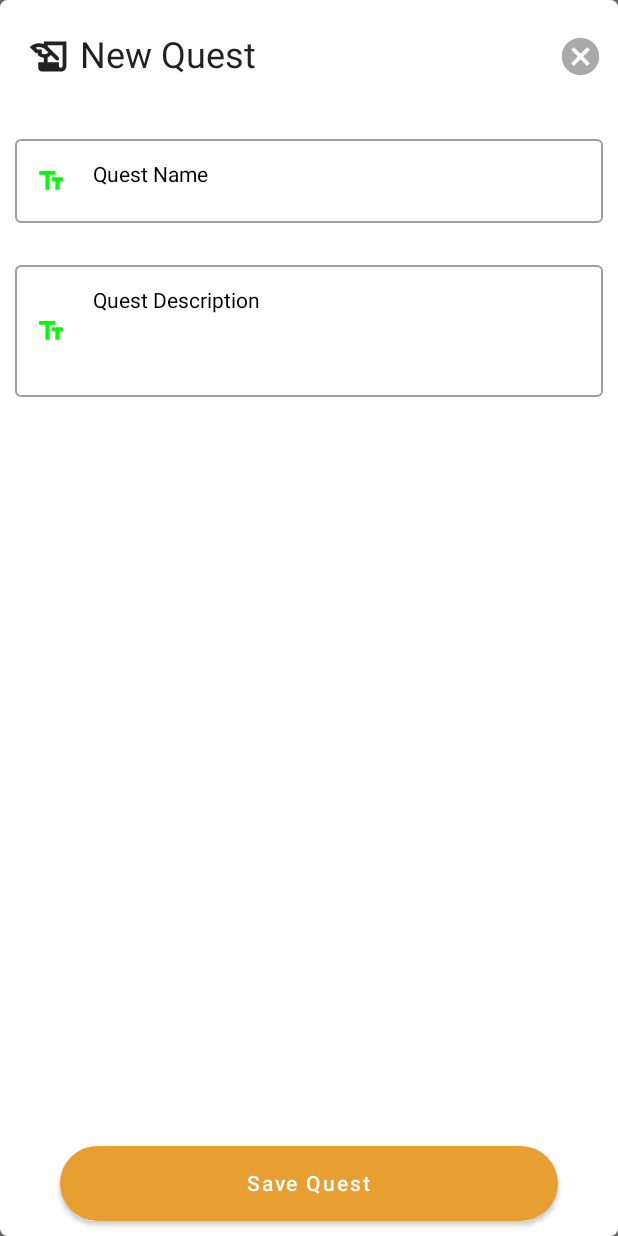
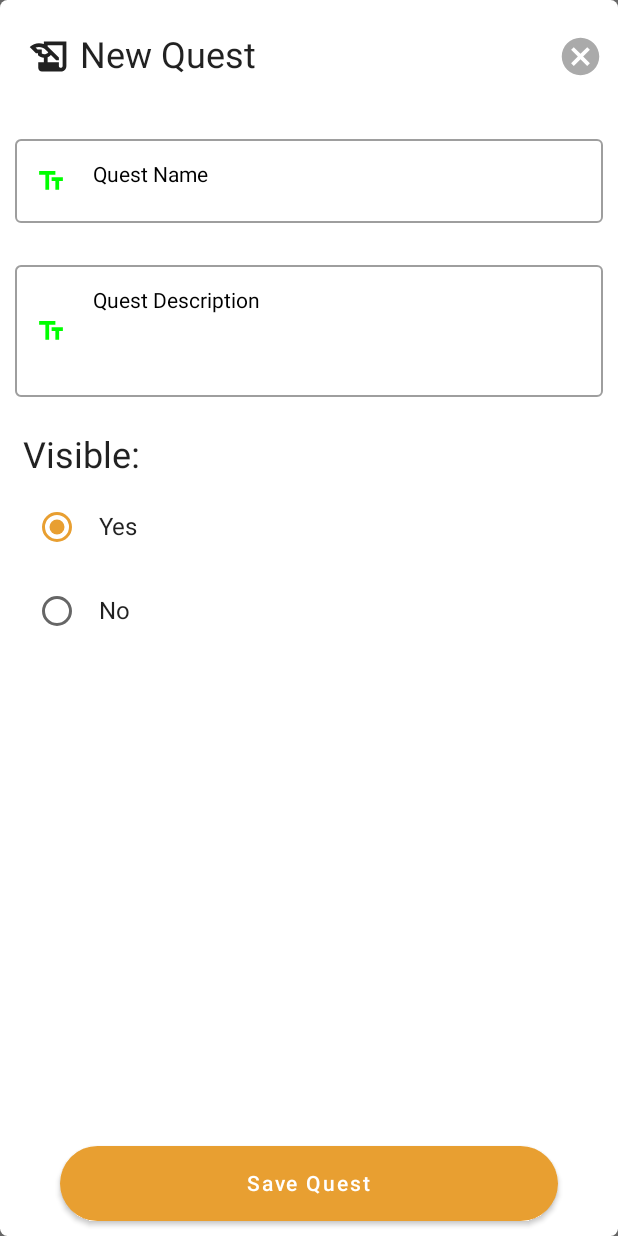
Before and after one commit to SeanDecker1/Re-Quest, an Android app built with Jetpack Compose: the composable QuestList shown on its own in the app's theme, after a tap on "Add Quest", on a phone screen of 412 x 824 dp. Run offline under Robolectric (Android 15) with nearby library versions, the phone set to English and light mode, and no system bars; our stand-ins replace Room's generated code, livedata-compose.

Commit message:
Updated LoginScreen buttons to send the userType to QuestListScreen on navigation. Updated QuestListScreen to determine the quest list to show based off passed in userType, and hides the add quest button depending on same check. Also updated AddQuestDialog with radio button selection for visibility.

```diff
--- a/app/src/main/java/com/decker/sean/re_quest/composable/AddQuestDialog.kt
+++ b/app/src/main/java/com/decker/sean/re_quest/composable/AddQuestDialog.kt
@@ -3,6 +3,8 @@ package com.decker.sean.re_quest.composable
 import android.R
 import androidx.compose.foundation.*
 import androidx.compose.foundation.layout.*
+import androidx.compose.foundation.selection.selectable
+import androidx.compose.foundation.selection.selectableGroup
 import androidx.compose.foundation.shape.RoundedCornerShape
 import androidx.compose.foundation.text.KeyboardOptions
 import androidx.compose.material.*
@@ -17,10 +19,12 @@ import androidx.compose.ui.ExperimentalComposeUiApi
 import androidx.compose.ui.Modifier
 import androidx.compose.ui.graphics.Color
 import androidx.compose.ui.res.colorResource
+import androidx.compose.ui.semantics.Role
 import androidx.compose.ui.text.TextStyle
 import androidx.compose.ui.text.font.FontFamily
 import androidx.compose.ui.text.font.FontWeight
 import androidx.compose.ui.text.input.KeyboardType
+import androidx.compose.ui.unit.Dp
 import androidx.compose.ui.unit.dp
 import androidx.compose.ui.unit.sp
 import androidx.compose.ui.window.Dialog
@@ -37,6 +41,12 @@ fun AddQuestDialog(questViewModel: QuestViewModel, setShowDialog: (Boolean) -> U
     var questDescriptionTxtFieldError by remember { mutableStateOf("") }
     var questNameTxtField by remember { mutableStateOf("") }
     var questDescriptionTxtField by remember { mutableStateOf("") }
+
+    val radioOptions = listOf("Yes", "No")
+    var selectedRadioItem by remember {
+        mutableStateOf(radioOptions[0])
+    }
+    var selectedVisibility = 0
 
     Dialog(
         onDismissRequest = { setShowDialog(false) },
@@ -87,8 +97,6 @@ fun AddQuestDialog(questViewModel: QuestViewModel, setShowDialog: (Boolean) -> U
                             ) // Ends Icon
 
                             Text(
-                                // Switched with uncommented version
-                                //text = currentQuest,
                                 text = "New Quest",
                                 modifier = Modifier.padding(5.dp),
                                 fontSize = 24.sp
@@ -165,7 +173,41 @@ fun AddQuestDialog(questViewModel: QuestViewModel, setShowDialog: (Boolean) -> U
                             minLines = 3
                         ) // Ends quest description text field
 
-                    }//Column of Text Fields
+                        Spacer(modifier = Modifier.height(20.dp))
+
+                        // Visibility radio buttons
+                        Column(modifier = Modifier.selectableGroup()) {
+
+                            Text(
+                                text = "Visible:",
+                                modifier = Modifier.padding(5.dp),
+                                fontSize = 24.sp
+                            ) // Ends Text
+
+                            radioOptions.forEach { label ->
+                                Row(
+                                    modifier = Modifier
+                                        .fillMaxWidth()
+                                        .height(56.dp)
+                                        .selectable(
+                                            selected = (selectedRadioItem == label),
+                                            onClick = { selectedRadioItem = label },
+                                            role = Role.RadioButton
+                                        )
+                                        .padding(horizontal = 16.dp),
+                                    verticalAlignment = Alignment.CenterVertically
+                                ) {
+                                    RadioButton(
+                                        modifier = Modifier.padding(end = 16.dp),
+                                        selected = (selectedRadioItem == label),
+                                        onClick = null // null recommended for accessibility with screen readers
+                                    )
+                                    Text(text = label)
+                                } // Row
+                            } // Ends radioOptions.forEach
+                        } // Ends radio button column
+
+                    } // Ends Column of Text Fields and Radio Buttons
 
                 } // Ends Column with Top Row and Text Fields
 
@@ -193,12 +235,18 @@ fun AddQuestDialog(questViewModel: QuestViewModel, setShowDialog: (Boolean) -> U
                                 return@Button
                             } // Ends if
 
+                            if (selectedRadioItem == "Yes") {
+                                selectedVisibility = 1
+                            } else if (selectedRadioItem == "No") {
+                                selectedVisibility = 0
+                            } // Ends if
+
                             // Create and insert quest
                             questViewModel.insertQuest(
                                 Quest(
                                     quest_name = questNameTxtField,
                                     quest_description = questDescriptionTxtField,
-                                    quest_visible = 0,
+                                    quest_visible = selectedVisibility,
                                     quest_completed = 0
                                 )
                             ) // Ends insert
@@ -229,4 +277,4 @@ fun AddQuestDialog(questViewModel: QuestViewModel, setShowDialog: (Boolean) -> U
 
 fun checkQuestName(name: String): Boolean = name.split(' ').all { !it.isEmpty()  }
 
-fun checkQuestDescription(description: String): Boolean = description.split(' ').all { !it.isEmpty() }
+fun checkQuestDescription(description: String): Boolean = description.split(' ').all { !it.isEmpty()  }
```
Also changed, not shown: app/src/main/java/com/decker/sean/re_quest/navigation/NavRoutes.kt (+12 -3 lines), app/src/main/java/com/decker/sean/re_quest/navigation/Screens.kt (+11 -3 lines), app/src/main/java/com/decker/sean/re_quest/screens/login/LoginScreen.kt (+12 -2 lines), app/src/main/java/com/decker/sean/re_quest/screens/questlist/QuestListScreen.kt (+27 -23 lines).
